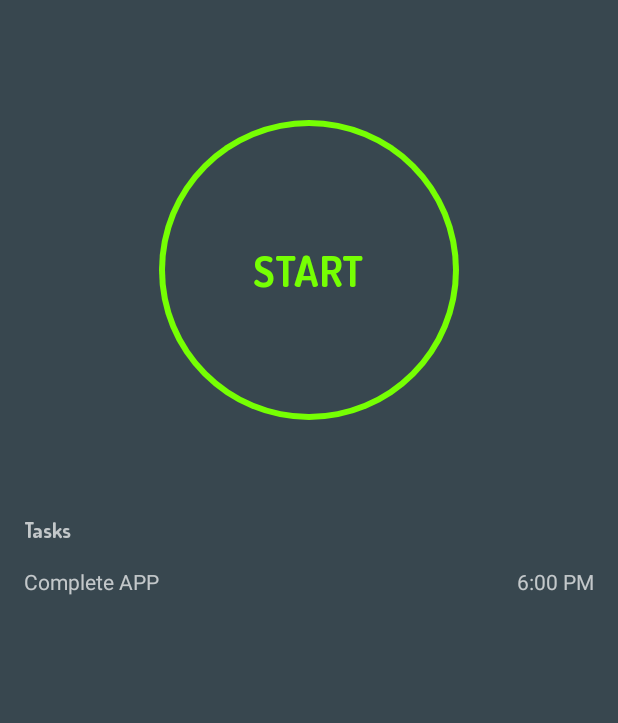
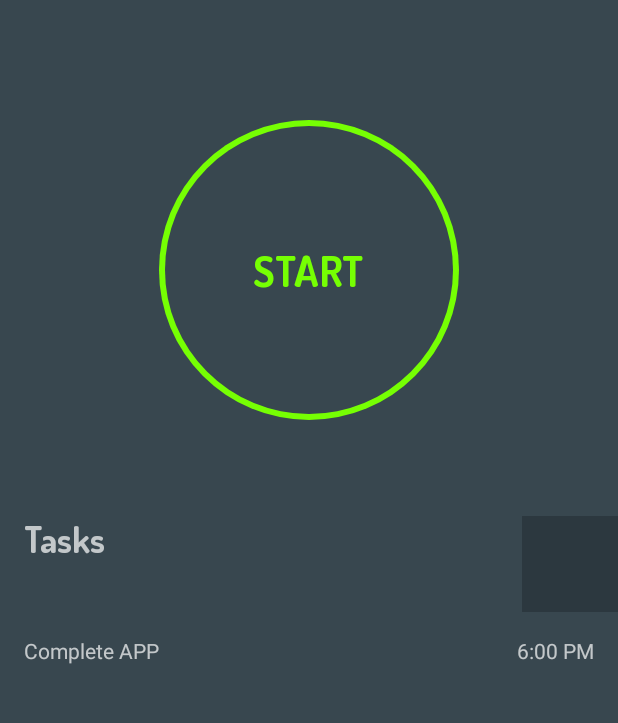
Before and after one commit to owenl131/hocus-focus, an Android app: the screen it shows after launch (MainActivity), on a phone screen of 412 x 824 dp, the part 95-818 px from its top. Run offline under Robolectric (Android 15) with nearby library versions, the phone set to English and light mode, and no system bars; Roboto replaces fonts that are not available here.

Commit message:
Added bad plus

```diff
--- a/app/src/main/java/com/nushhacks/angelhackapp/MainActivity.java
+++ b/app/src/main/java/com/nushhacks/angelhackapp/MainActivity.java
@@ -1,6 +1,8 @@
 package com.nushhacks.angelhackapp;
 
 
+import android.animation.ObjectAnimator;
+import android.animation.ValueAnimator;
 import android.app.ActivityOptions;
 import android.content.Intent;
 import android.content.IntentFilter;
@@ -120,4 +122,9 @@ public class MainActivity extends AppCompatActivity {
             elapsed += dur;
         }
     }
+
+    private void animateButton(float from, float to) {
+        ValueAnimator objectAnimator = ValueAnimator.ofFloat(from, to);
+
+    }
 }
--- a/app/src/main/res/layout/activity_main.xml
+++ b/app/src/main/res/layout/activity_main.xml
@@ -56,12 +56,27 @@
 
     </LinearLayout>
 
+    <FrameLayout
+        android:layout_width="match_parent"
+        android:layout_height="wrap_content">
+
         <TextView
             android:id="@+id/tasks"
             android:layout_marginLeft="16dp"
             android:text="Tasks"
+            android:textSize="24sp"
             android:layout_width="wrap_content"
             android:layout_height="wrap_content"/>
+
+        <ImageView
+            android:id="@+id/plus"
+            android:layout_gravity="right|end"
+            android:src="@color/colorBackgroundDark"
+            android:layout_width="64dp"
+            android:layout_height="64dp" />
+
+    </FrameLayout>
+
     <LinearLayout
         android:orientation="vertical"
         android:layout_width="match_parent"
```
Also changed, not shown: 11 other files. Lines whose indentation alone changed are shown as unchanged.
